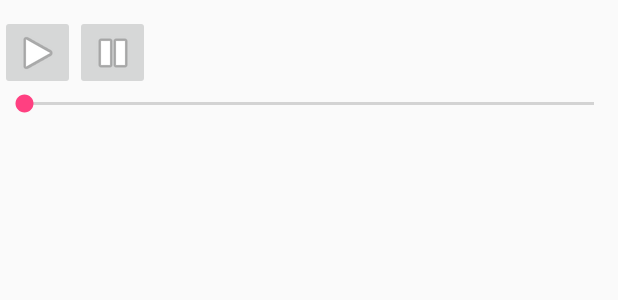
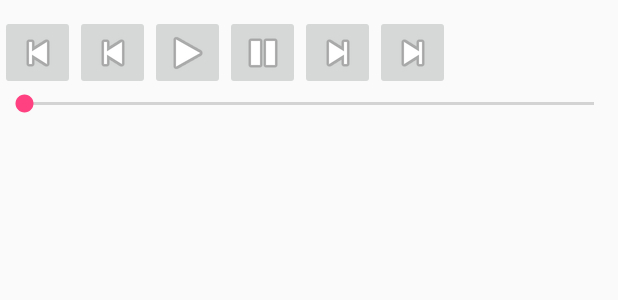
Before and after one commit to GuruThor/TestProject, an Android app: the layout my_audio_view.xml on its own in the app's theme, with its tools: preview values and no code run, on a phone screen of 412 x 824 dp. Shown: the top 300 px of the screen. Run offline under Robolectric (Android 15) with nearby library versions, the phone set to English and light mode, and no system bars.

Commit message:
Added skip buttons to the audio player

```diff
--- a/app/src/main/java/com/theomnipotent/guruthor/testproject/Constants.java
+++ b/app/src/main/java/com/theomnipotent/guruthor/testproject/Constants.java
@@ -5,4 +5,7 @@ public class Constants {
     public static final int TYPE_VIDEO = 1;
     public static final int TYPE_IMAGE = 2;
     public static final int TYPE_TEXT = 3;
+
+    public static final int SHORT_SKIP = 2000;
+    public static final int VARIABLE_SKIP_PERCENT = 10;
 }
--- a/app/src/main/res/layout/my_audio_view.xml
+++ b/app/src/main/res/layout/my_audio_view.xml
@@ -1,18 +1,33 @@
 <?xml version="1.0" encoding="utf-8"?>
 <LinearLayout xmlns:android="http://schemas.android.com/apk/res/android"
     xmlns:app="http://schemas.android.com/apk/res-auto"
+    xmlns:tools="http://schemas.android.com/tools"
     android:src="@android:drawable/divider_horizontal_dim_dark"
     android:orientation="vertical"
     android:layout_width="match_parent"
     android:layout_height="wrap_content"
     android:paddingTop="10dp"
     android:paddingBottom="10dp"
-    android:layout_gravity="left">
+    android:layout_gravity="start">
 
     <LinearLayout
         android:layout_width="match_parent"
         android:layout_height="match_parent"
         android:orientation="horizontal">
+
+        <ImageButton
+            android:id="@+id/variableSkipBackward"
+            style="@android:style/Widget.Material.Light.ImageButton"
+            android:layout_width="50dp"
+            android:layout_height="50dp"
+            app:srcCompat="@android:drawable/ic_media_previous" />
+
+        <ImageButton
+            android:id="@+id/shortSkipBackward"
+            style="@android:style/Widget.Material.Light.ImageButton"
+            android:layout_width="50dp"
+            android:layout_height="50dp"
+            app:srcCompat="@android:drawable/ic_media_previous" />
 
         <ImageButton
             android:id="@+id/playButton"
@@ -28,6 +43,20 @@
             android:layout_height="50dp"
             app:srcCompat="@android:drawable/ic_media_pause" />
 
+        <ImageButton
+            android:id="@+id/shortSkipForward"
+            style="@android:style/Widget.Material.Light.ImageButton"
+            android:layout_width="50dp"
+            android:layout_height="50dp"
+            app:srcCompat="@android:drawable/ic_media_next" />
+
+        <ImageButton
+            android:id="@+id/variableSkipForward"
+            style="@android:style/Widget.Material.Light.ImageButton"
+            android:layout_width="50dp"
+            android:layout_height="50dp"
+            app:srcCompat="@android:drawable/ic_media_next" />
+
     </LinearLayout>
 
     <SeekBar
```
Also changed, not shown: app/src/main/java/com/theomnipotent/guruthor/testproject/MyAdapter.java (+39 -0 lines).
